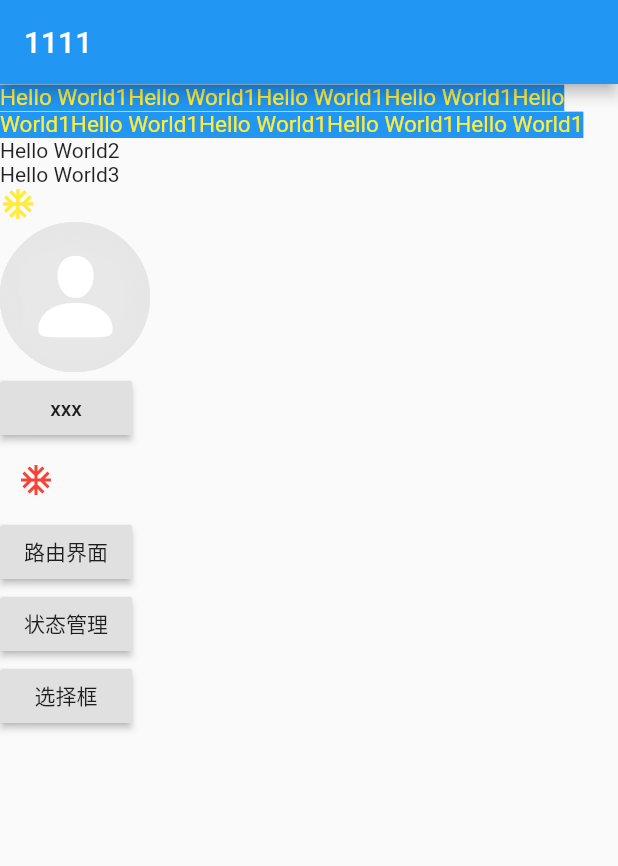
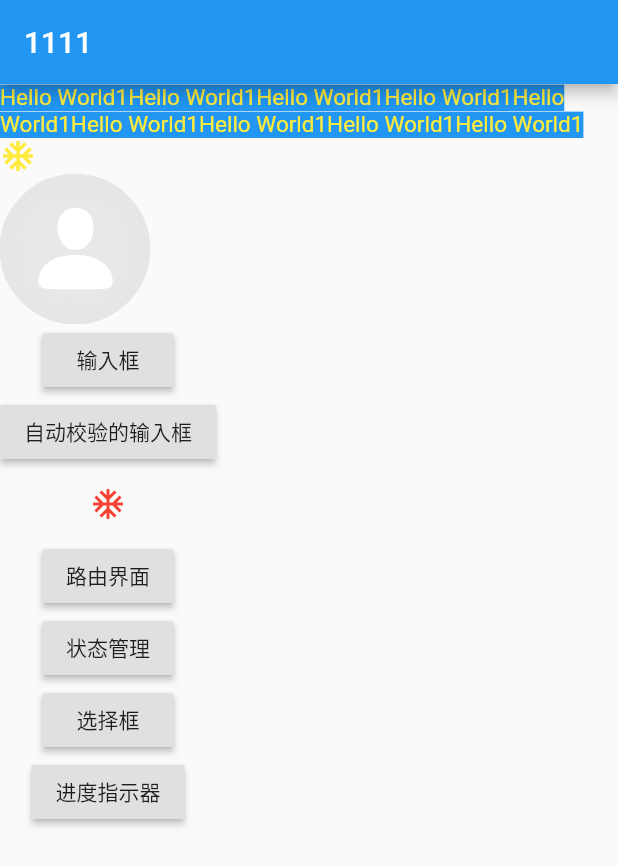
Before and after one commit to jhj24/flutter_app, a Flutter app: the screen it shows after launch, on a phone screen of 412 x 824 dp. Shown: the top 866 px of the screen. Run offline on Flutter 3.47's test engine with Material 2 defaults, Android fonts, the phone set to English and light mode, and no system bars.

Commit message:
进度指示器

```diff
--- a/lib/main.dart
+++ b/lib/main.dart
@@ -1,9 +1,11 @@
 import 'package:flutter/material.dart';
+import 'package:flutter_app/input/input_text.dart';
+import 'package:flutter_app/input/input_text_validate.dart';
 import 'package:flutter_app/route/tip_route.dart';
 import 'package:flutter_app/route/tip_route_2.dart';
 import 'package:flutter_app/statemanager/state_manager.dart';
 import 'package:flutter_app/switch_checkbox.dart';
-import 'package:flutter_app/test.dart';
+import 'package:flutter_app/my_progress_indicator.dart';
 
 /*void main() => runApp(new MaterialApp(
       title: 'title',
@@ -38,11 +40,6 @@ class Home extends StatelessWidget {
                     decorationColor: Colors.yellow,
                     background: Paint()..color = Colors.blue),
               ),
-              new Text(
-                'Hello World2',
-                textDirection: TextDirection.ltr,
-              ),
-              new Text('Hello World3'),
               new Icon(
                 Icons.ac_unit,
                 color: Colors.yellow,
@@ -53,50 +50,63 @@ class Home extends StatelessWidget {
                 width: 100,
               ),
               new Builder(
-                  builder: (context) => new RaisedButton(
-                      child: new Text("xxx"),
+                  builder: (context) => Column(
+                        children: <Widget>[
+                          RaisedButton(
+                              child: Text("输入框"),
                               onPressed: () {
                                 Navigator.of(context)
                                     .push(MaterialPageRoute(builder: (context) {
-                          return Test();
+                                  return InputText();
                                 }));
-                      })),
-              new Builder(
-                  builder: (context) => new IconButton(
+                              }),
+                          RaisedButton(
+                              child: new Text("自动校验的输入框"),
+                              onPressed: () {
+                                Navigator.of(context)
+                                    .push(MaterialPageRoute(builder: (context) {
+                                  return InputTextValidate();
+                                }));
+                              }),
+                          IconButton(
                               icon: new Icon(
                                 Icons.ac_unit,
                                 color: Colors.red,
                               ),
                               onPressed: () {
                                 Navigator.of(context).pushNamed("tip_route");
-                      })),
-              new Builder(
-                  builder: (context) => new RaisedButton(
+                              }),
+                          RaisedButton(
                               child: new Text("路由界面"),
                               onPressed: () {
-                        Navigator.of(context)
-                            .push(new MaterialPageRoute(builder: (context) {
+                                Navigator.of(context).push(
+                                    new MaterialPageRoute(builder: (context) {
                                   return new TipRoute();
                                 }));
-                      })),
-              Builder(
-                  builder: (context) => new RaisedButton(
+                              }),
+                          RaisedButton(
                               child: Text("状态管理"),
                               onPressed: () {
                                 Navigator.of(context)
                                     .push(MaterialPageRoute(builder: (context) {
                                   return StateManager();
                                 }));
-                      })),
-              Builder(
-                  builder: (context) => new RaisedButton(
+                              }),
+                          RaisedButton(
                               child: Text("选择框"),
                               onPressed: () {
                                 Navigator.of(context)
                                     .push(MaterialPageRoute(builder: (context) {
                                   return SwitchCheckbox();
                                 }));
-                      }))
+                              }),
+                          RaisedButton(child: Text("进度指示器"), onPressed: () {
+                            Navigator.of(context).push(MaterialPageRoute(builder: (context){
+                              return MyProgressIndicator();
+                            }));
+                          })
+                        ],
+                      )),
             ],
           ),
         ));
```
Also changed, not shown: lib/my_progress_indicator.dart (added, +79 -0 lines). Lines whose indentation alone changed are shown as unchanged.
